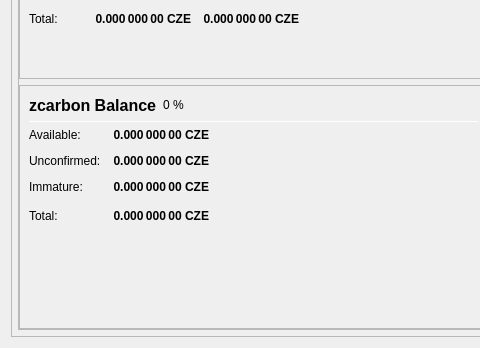
First picture: the form in src/qt/forms/overviewpage.ui, repository Carbon-Zero/CarbonZero, before the edit; both pictures show x 0 to 480 and y 493 to 841 of the 978 by 841 pixel window.
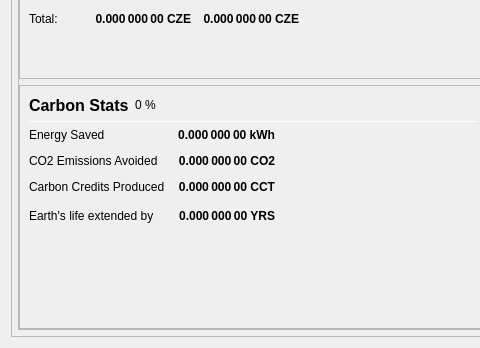
Second picture: the form after the edit.

Commit message: Added Carbon Ztats

```diff
--- a/src/qt/forms/overviewpage.ui
+++ b/src/qt/forms/overviewpage.ui
@@ -858,7 +858,7 @@
                           </font>
                          </property>
                          <property name="text">
-                          <string>zcarbon Balance</string>
+                          <string>Carbon Stats</string>
                          </property>
                         </widget>
                        </item>
@@ -915,7 +915,7 @@
 These zcarbon are spendable.</string>
                          </property>
                          <property name="text">
-                          <string>Available:</string>
+                          <string>Energy Saved</string>
                          </property>
                         </widget>
                        </item>
@@ -932,7 +932,7 @@
 These zcarbon are spendable.</string>
                          </property>
                          <property name="text">
-                          <string notr="true">0.000 000 00 CZE</string>
+                          <string notr="true">0.000 000 00 kWh</string>
                          </property>
                          <property name="alignment">
                           <set>Qt::AlignRight|Qt::AlignTrailing|Qt::AlignVCenter</set>
@@ -946,7 +946,7 @@
 Immature: confirmed, but less than 1 mint of the same denomination after it was minted</string>
                          </property>
                          <property name="text">
-                          <string>Unconfirmed:</string>
+                          <string>CO2 Emissions Avoided</string>
                          </property>
                         </widget>
                        </item>
@@ -963,7 +963,7 @@
 Immature: confirmed, but less than 1 mint of the same denomination after it was minted</string>
                          </property>
                          <property name="text">
-                          <string notr="true">0.000 000 00 CZE</string>
+                          <string notr="true">0.000 000 00 CO2</string>
                          </property>
                          <property name="alignment">
                           <set>Qt::AlignRight|Qt::AlignTrailing|Qt::AlignVCenter</set>
@@ -977,7 +977,7 @@
 Immature: confirmed, but less than 1 mint of the same denomination after it was minted</string>
                          </property>
                          <property name="text">
-                          <string>Immature:</string>
+                          <string>Carbon Credits Produced</string>
                          </property>
                         </widget>
                        </item>
@@ -994,7 +994,7 @@
 Immature: confirmed, but less than 1 mint of the same denomination after it was minted</string>
                          </property>
                          <property name="text">
-                          <string notr="true">0.000 000 00 CZE</string>
+                          <string notr="true">0.000 000 00 CCT</string>
                          </property>
                          <property name="alignment">
                           <set>Qt::AlignRight|Qt::AlignTrailing|Qt::AlignVCenter</set>
@@ -1007,7 +1007,7 @@
                           <string>Your current zcarbon balance, unconfirmed and immature zcarbon included.</string>
                          </property>
                          <property name="text">
-                          <string>Total:</string>
+                          <string>Earth's life extended by</string>
                          </property>
                         </widget>
                        </item>
@@ -1026,7 +1026,7 @@
                           <string>Your current zcarbon balance, unconfirmed and immature zcarbon included.</string>
                          </property>
                          <property name="text">
-                          <string notr="true">0.000 000 00 CZE</string>
+                          <string notr="true">0.000 000 00 YRS</string>
                          </property>
                          <property name="alignment">
                           <set>Qt::AlignRight|Qt::AlignTrailing|Qt::AlignVCenter</set>
```
